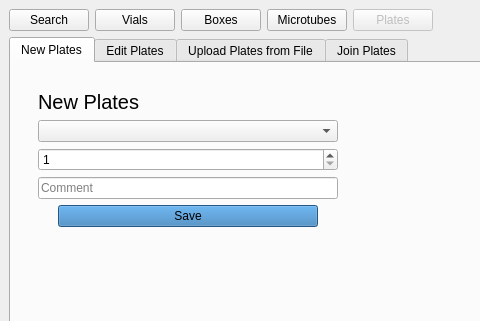
Old version of the form frontend/assets/plateswindow.ui in the repository dahlbma/cello; both pictures show x 0 to 480 and y 0 to 321 of the 1257 by 810 pixel window.
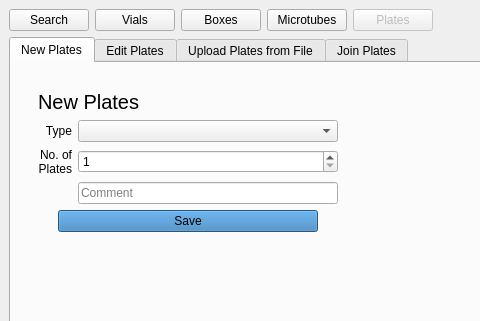
New version of the form. Icons and pictures are not drawn.

Commit message: more inputs are validated

The edit to the form file:
```diff
--- a/frontend/assets/plateswindow.ui
+++ b/frontend/assets/plateswindow.ui
@@ -119,8 +119,6 @@
           <item row="1" column="1" colspan="2">
            <layout class="QVBoxLayout" name="verticalLayout_2">
             <item>
-             <layout class="QGridLayout" name="gridLayout">
-              <item row="0" column="0">
                <widget class="QLabel" name="label">
                 <property name="maximumSize">
                  <size>
@@ -141,7 +139,23 @@
                 </property>
                </widget>
               </item>
-              <item row="2" column="0">
+            <item>
+             <layout class="QGridLayout" name="gridLayout">
+              <item row="4" column="0">
+               <widget class="QLabel" name="label_7">
+                <property name="layoutDirection">
+                 <enum>Qt::RightToLeft</enum>
+                </property>
+                <property name="text">
+                 <string>No. of
+Plates</string>
+                </property>
+                <property name="alignment">
+                 <set>Qt::AlignRight|Qt::AlignTrailing|Qt::AlignVCenter</set>
+                </property>
+               </widget>
+              </item>
+              <item row="4" column="1">
                <widget class="QSpinBox" name="new_n_plates_sb">
                 <property name="minimum">
                  <number>1</number>
@@ -151,10 +165,10 @@
                 </property>
                </widget>
               </item>
-              <item row="1" column="0">
+              <item row="3" column="1">
                <widget class="QComboBox" name="new_plates_type_cb"/>
               </item>
-              <item row="4" column="0">
+              <item row="6" column="1">
                <widget class="QLineEdit" name="new_plate_comment_eb">
                 <property name="sizePolicy">
                  <sizepolicy hsizetype="Preferred" vsizetype="Fixed">
@@ -173,6 +187,25 @@
                 </property>
                </widget>
               </item>
+              <item row="3" column="0">
+               <widget class="QLabel" name="label_6">
+                <property name="sizePolicy">
+                 <sizepolicy hsizetype="Fixed" vsizetype="Preferred">
+                  <horstretch>0</horstretch>
+                  <verstretch>0</verstretch>
+                 </sizepolicy>
+                </property>
+                <property name="layoutDirection">
+                 <enum>Qt::RightToLeft</enum>
+                </property>
+                <property name="text">
+                 <string>Type</string>
+                </property>
+                <property name="alignment">
+                 <set>Qt::AlignRight|Qt::AlignTrailing|Qt::AlignVCenter</set>
+                </property>
+               </widget>
+              </item>
              </layout>
             </item>
             <item>
```
Left out of the diff: 32 changed lines with no effect on the pictures. Lines whose indentation alone changed are shown as unchanged. The commit also changes 1 other file.
